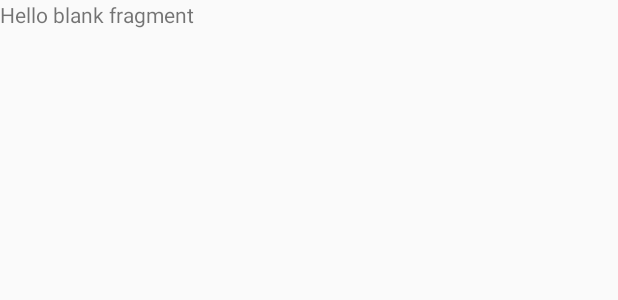
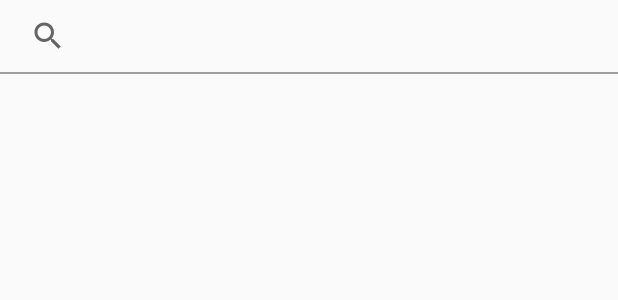
Before and after one commit to KolinLoures/TestYa, an Android app: the layout fragment_common.xml on its own in the app's theme, with its tools: preview values and no code run, on a phone screen of 412 x 824 dp. Shown: the top 300 px of the screen. Run offline under Robolectric (Android 15) with nearby library versions, the phone set to English and light mode, and no system bars.

Commit message:
add layouts to the second tab

```diff
--- a/app/src/main/res/layout/fragment_common.xml
+++ b/app/src/main/res/layout/fragment_common.xml
@@ -1,14 +1,29 @@
-<FrameLayout xmlns:android="http://schemas.android.com/apk/res/android"
+<LinearLayout xmlns:android="http://schemas.android.com/apk/res/android"
+    xmlns:app="http://schemas.android.com/apk/res-auto"
     xmlns:tools="http://schemas.android.com/tools"
     android:layout_width="match_parent"
     android:layout_height="match_parent"
+    android:orientation="vertical"
+    android:divider="@color/colorBlack"
     tools:context="com.example.kolin.testya.CommonFragment">
 
-    <!-- TODO: Update blank fragment layout -->
-    <TextView
-        android:id="@+id/common_text_view"
+    <SearchView
+        android:id="@+id/fragment_common_search"
         android:layout_width="match_parent"
-        android:layout_height="match_parent"
-        android:text="@string/hello_blank_fragment" />
+        android:layout_height="wrap_content"
+        android:iconifiedByDefault="false"
+        android:queryBackground="@android:color/transparent"
+        />
 
-</FrameLayout>
+    <View
+        android:layout_width="match_parent"
+        android:layout_height="1dp"
+        android:id="@+id/fragment_common_divider"
+        android:background="@color/colorGray" />
+
+    <android.support.v7.widget.RecyclerView
+        android:id="@+id/fragment_common_recycler_view"
+        android:layout_width="match_parent"
+        android:layout_height="match_parent" />
+
+</LinearLayout>
--- a/app/src/main/res/values/colors.xml
+++ b/app/src/main/res/values/colors.xml
@@ -6,4 +6,5 @@
 
     <color name="colorWhite">#FFFFFF</color>
     <color name="colorBlack">#000000</color>
+    <color name="colorGray">#9E9E9E</color>
 </resources>
```
Also changed, not shown: app/src/main/java/com/example/kolin/testya/CommonFragment.java (+15 -4 lines), app/src/main/java/com/example/kolin/testya/MainActivity.java (+5 -4 lines), app/src/main/res/drawable/ic_bookmark_black_24dp.xml (added, +9 -0 lines), app/src/main/res/drawable/ic_delete_black_24dp.xml (added, +9 -0 lines), app/src/main/res/drawable/ic_search_black_24dp.xml (added, +9 -0 lines), app/src/main/res/drawable/ic_translate_black_24dp.xml (added, +9 -0 lines), app/src/main/res/layout/fragment_history.xml (+9 -4 lines), app/src/main/res/layout/fragment_info.xml (+16 -1 lines), app/src/main/res/layout/item_history_favorite_rv.xml (added, +52 -0 lines).
